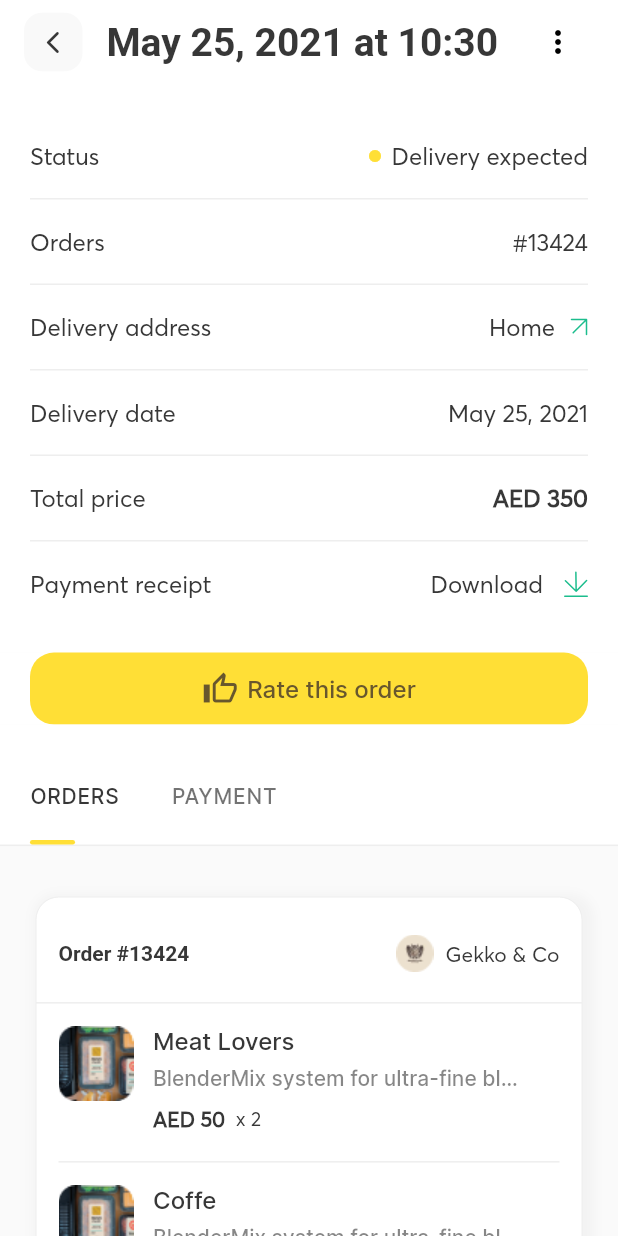
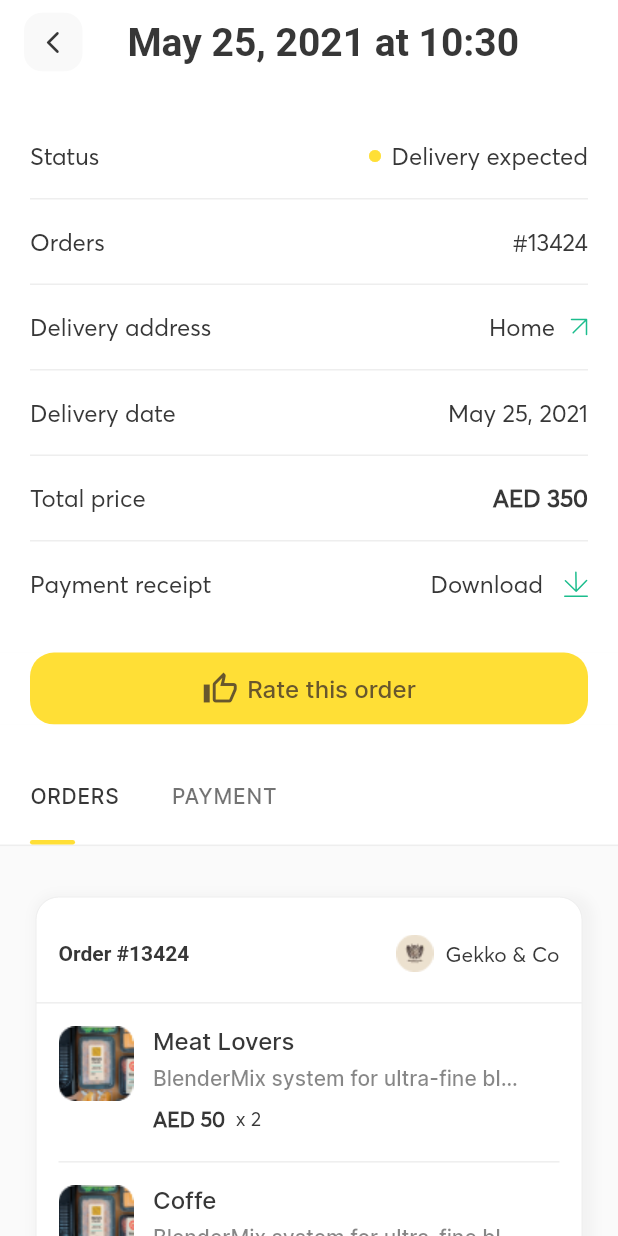
Before and after one commit to fcolakovic2/meelz, a Flutter app: the screen it shows after launch, after a tap on "Order #13424", on a phone screen of 412 x 824 dp. Run offline on Flutter 3.47's test engine with Material 2 defaults, Android fonts, the phone set to English and light mode, and no system bars; our stand-ins replace flutter_svg; Roboto replaces fonts that are missing (Averta CY).

Commit message:
prebacivanje shared komponente

```diff
--- a/lib/utils/dummy_data/dummy_data.dart
+++ b/lib/utils/dummy_data/dummy_data.dart
@@ -1,5 +1,5 @@
 import 'package:flutter/material.dart';
-import 'package:meelz/view/card_custom/pages/custom_card.dart';
+import 'package:meelz/utils/shared/card_custom/pages/custom_card.dart';
 import 'package:meelz/view/orders_screen/widgets/listview_custom.dart';
 
 int indexPage = 0;
--- a/lib/view/card_custom/pages/custom_card.dart
+++ b/lib/utils/shared/card_custom/pages/custom_card.dart
@@ -1,6 +1,6 @@
 import 'package:flutter/material.dart';
-import 'package:meelz/view/card_custom/widgets/card_with_image.dart';
-import 'package:meelz/view/card_custom/widgets/card_without_image.dart';
+import 'package:meelz/utils/shared/card_custom/widgets/card_with_image.dart';
+import 'package:meelz/utils/shared/card_custom/widgets/card_without_image.dart';
 import 'package:meelz/viewModel/custom_card_viewmodel.dart';
 
 // ignore: must_be_immutable
--- a/lib/view/card_custom/widgets/card_with_image.dart
+++ b/lib/utils/shared/card_custom/widgets/card_with_image.dart
@@ -1,8 +1,8 @@
 import 'package:flutter/material.dart';
+import 'package:meelz/utils/shared/card_custom/widgets/bottom_row_card.dart';
+import 'package:meelz/utils/shared/card_custom/widgets/card_with_image_element.dart';
+import 'package:meelz/utils/shared/card_custom/widgets/upper_row_card.dart';
 import 'package:meelz/utils/style/styles.dart';
-import 'package:meelz/view/card_custom/widgets/bottom_row_card.dart';
-import 'package:meelz/view/card_custom/widgets/card_with_image_element.dart';
-import 'package:meelz/view/card_custom/widgets/upper_row_card.dart';
 
 // ignore: must_be_immutable
 class CardWithImage extends StatelessWidget {
--- a/lib/view/card_custom/widgets/card_with_image_element.dart
+++ b/lib/utils/shared/card_custom/widgets/card_with_image_element.dart
@@ -1,5 +1,5 @@
 import 'package:flutter/material.dart';
-import 'package:meelz/view/card_custom/widgets/generating_rows.dart';
+import 'package:meelz/utils/shared/card_custom/widgets/generating_rows.dart';
 
 List<Widget> cardWithImageElement(subTitleList) {
   return List<Widget>.generate(
--- a/lib/view/card_custom/widgets/generating_rows.dart
+++ b/lib/utils/shared/card_custom/widgets/generating_rows.dart
@@ -1,6 +1,6 @@
 import 'package:flutter/material.dart';
+import 'package:meelz/utils/shared/card_custom/widgets/title_subtitle_with_image.dart';
 import 'package:meelz/utils/style/styles.dart';
-import 'package:meelz/view/card_custom/widgets/title_subtitle_with_image.dart';
 
 Widget helpingMethodGeneratingRows(subTitleListElement, [index]) {
   return Padding(
--- a/lib/view/order_details_screen/widgets/app_bar_custom.dart
+++ b/lib/view/order_details_screen/widgets/app_bar_custom.dart
@@ -18,11 +18,12 @@ AppBar appBarCustom2(text) {
           child: Text(text, style: stilNaslovaAppBar),
         ),
         Container(
-          child: IconButton(
-            icon: Icon(Icons.more_vert),
-            color: Colors.black,
-            onPressed: () {},
-          ),
+          width: 20,
+          // child: IconButton(
+          //   icon: Icon(Icons.more_vert),
+          //   color: Colors.black,
+          //   onPressed: () {},
+          // ),
         ),
       ],
     ),
--- a/lib/view/order_details_screen/widgets/widget_list_details.dart
+++ b/lib/view/order_details_screen/widgets/widget_list_details.dart
@@ -1,6 +1,6 @@
 import 'package:flutter/material.dart';
 import 'package:meelz/utils/dummy_data/dummy_data.dart';
-import 'package:meelz/view/card_custom/pages/custom_card.dart';
+import 'package:meelz/utils/shared/card_custom/pages/custom_card.dart';
 import 'package:meelz/view/order_details_screen/widgets/payment_card.dart';
 
 List<Widget> widgetsListDetails(title) {
```
Also changed, not shown: lib/utils/shared/card_custom/widgets/card_without_image.dart (renamed from lib/view/card_custom/widgets/card_without_image.dart, +5 -5 lines), lib/utils/shared/card_custom/widgets/bottom_row_card.dart (renamed from lib/view/card_custom/widgets/bottom_row_card.dart), lib/utils/shared/card_custom/widgets/delivery_date_chip.dart (renamed from lib/view/card_custom/widgets/delivery_date_chip.dart), lib/utils/shared/card_custom/widgets/pending_chip.dart (renamed from lib/view/card_custom/widgets/pending_chip.dart), lib/utils/shared/card_custom/widgets/price_image.dart (renamed from lib/view/card_custom/widgets/price_image.dart), lib/utils/shared/card_custom/widgets/price_without_image.dart (renamed from lib/view/card_custom/widgets/price_without_image.dart), lib/utils/shared/card_custom/widgets/subtitle_without_image.dart (renamed from lib/view/card_custom/widgets/subtitle_without_image.dart), lib/utils/shared/card_custom/widgets/title_dots_without_image.dart (renamed from lib/view/card_custom/widgets/title_dots_without_image.dart), lib/utils/shared/card_custom/widgets/title_subtitle_with_image.dart (renamed from lib/view/card_custom/widgets/title_subtitle_with_image.dart), lib/utils/shared/card_custom/widgets/upper_row_card.dart (renamed from lib/view/card_custom/widgets/upper_row_card.dart).
